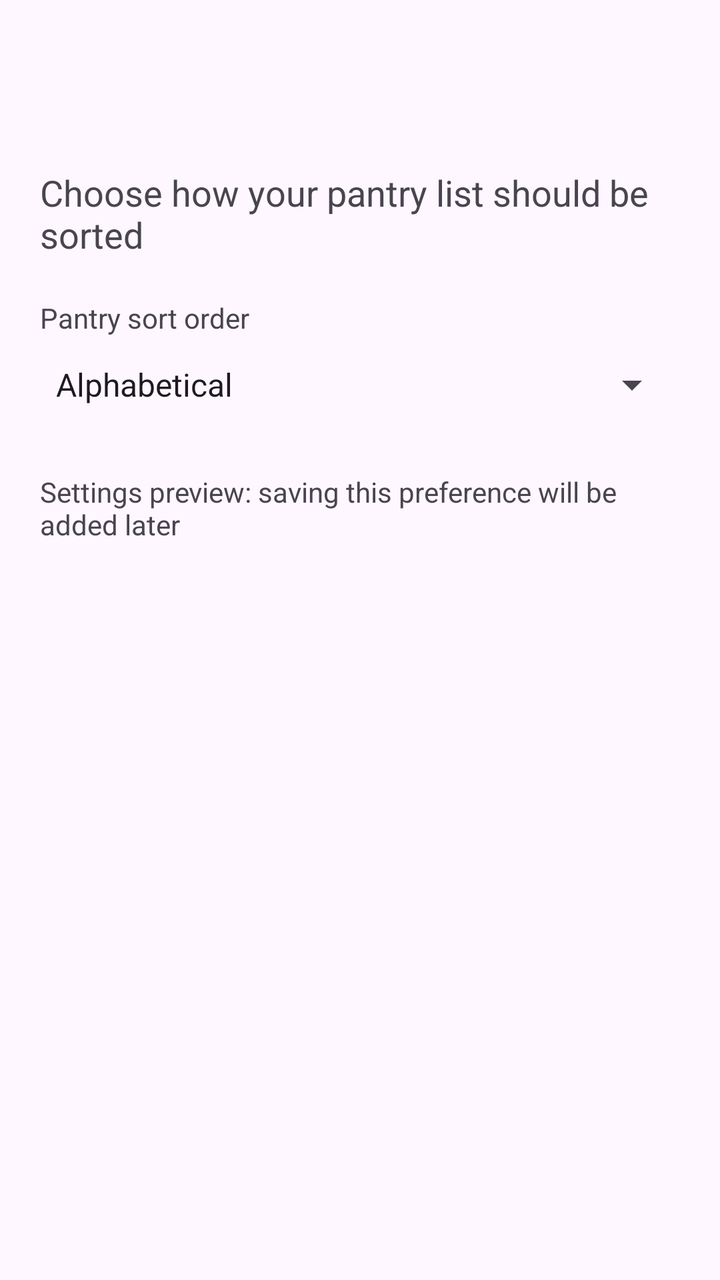
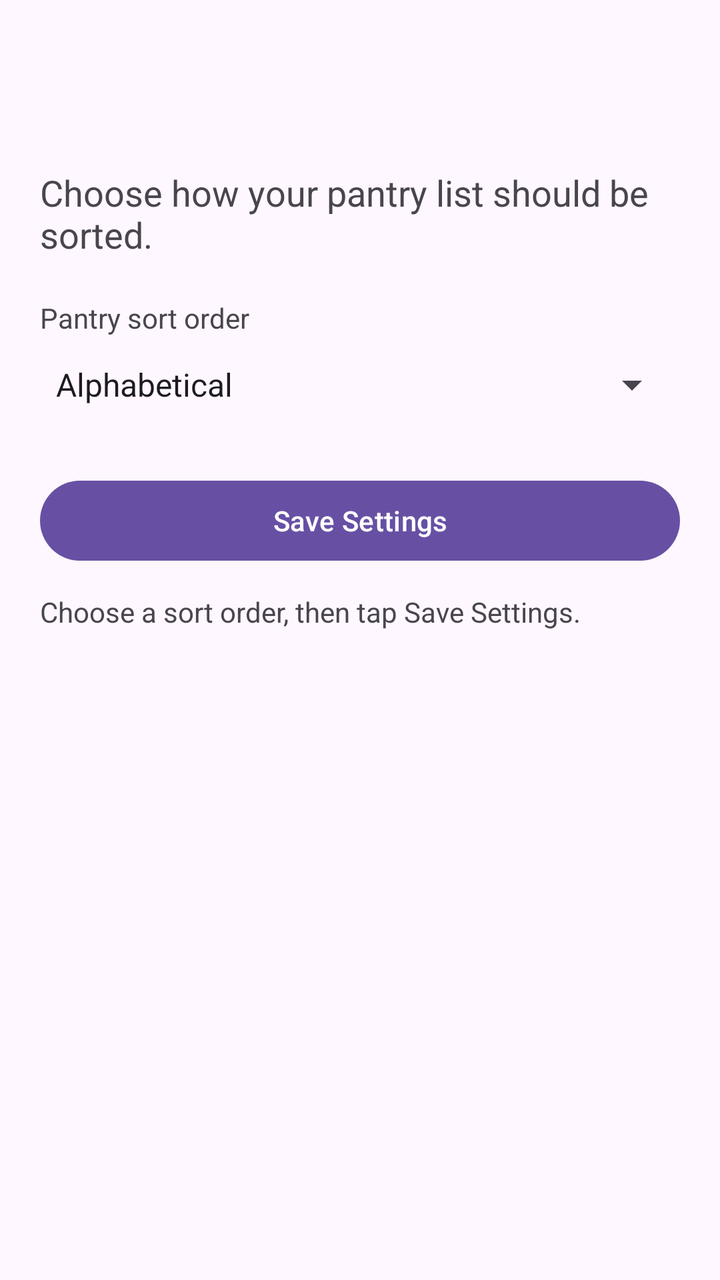

An Android layout rendered at two revisions. The XML below is the earlier revision; the diff shows what the commit changed to produce the second picture.
<!-- AndroidManifest.xml: application theme Theme.MyPantryManage -->
<!-- res/layout/activity_settings.xml -->
<?xml version="1.0" encoding="utf-8"?>
<LinearLayout
    xmlns:android= "http://schemas.android.com/apk/res/android"
    android:id   = "@+id/main"
    android:layout_width=  "match_parent"
    android:layout_height= "match_parent"
    android:orientation=   "vertical">


    
    <include layout = "@layout/view_toolbar" />
    
    <ScrollView
        android:layout_width=   "match_parent"
        android:layout_height= "0dp"
        android:layout_weight= "1"
        android:fillViewport   = "true">


        
        <LinearLayout
            android:layout_width = "match_parent"
            android:layout_height=   "wrap_content"
            android:orientation=  "vertical"
            android:padding= "20dp">
            
            <TextView
                android:layout_width= "match_parent"
                android:layout_height   = "wrap_content"
                android:text = "@string/settings_intro"
                android:textSize=  "18sp" />


            
            <TextView
                android:layout_width   = "match_parent"
                android:layout_height= "wrap_content"
                android:layout_marginTop=   "20dp"
                android:labelFor= "@id/spinner_sort_order"
                android:text   = "@string/pantry_sort_order" />

            
            <Spinner
                android:id =  "@+id/spinner_sort_order"
                android:layout_width= "match_parent"
                android:layout_height =   "wrap_content"
                android:minHeight = "48dp"
                android:entries   = "@array/pantry_sort_options" />


            
            <TextView
                android:layout_width=   "match_parent"
                android:layout_height= "wrap_content"
                android:layout_marginTop   = "20dp"
                android:text=  "@string/settings_preview" />

        </LinearLayout>

    </ScrollView>

</LinearLayout>
<!-- res/layout/view_toolbar.xml (included above) -->
<?xml version = "1.0"  encoding=   "utf-8"?>
<androidx.appcompat.widget.Toolbar
    xmlns:android =   "http://schemas.android.com/apk/res/android"

    android:id= "@+id/toolbar"
    android:layout_width     = "match_parent"
    android:layout_height=    "?attr/actionBarSize"
    android:background = "?attr/colorSurface" />
<!-- resources referenced by this layout -->
<resources>
  <string-array name="pantry_sort_options">
          <item>Alphabetical</item>
          <item>Newest first</item>
      </string-array>
  <string name="pantry_sort_order">Pantry sort order</string>
  <string name="settings_intro">Choose how your pantry list should be sorted</string>
  <string name="settings_preview">Settings preview: saving this preference will be added later</string>
  <style name="Theme.MyPantryManage" parent="Base.Theme.MyPantryManage" />
  <style name="Base.Theme.MyPantryManage" parent="Theme.Material3.DayNight.NoActionBar">
          
          
      </style>
</resources>

<!-- the commit's change to res/layout/activity_settings.xml (unified diff, before → after) -->
@@ -2,11 +2,9 @@
 <LinearLayout
     xmlns:android= "http://schemas.android.com/apk/res/android"
     android:id   = "@+id/main"
-    android:layout_width=  "match_parent"
-    android:layout_height= "match_parent"
+    android:layout_width  =  "match_parent"
+    android:layout_height = "match_parent"
     android:orientation=   "vertical">
-
-
     
     <include layout = "@layout/view_toolbar" />
     
@@ -15,14 +13,14 @@
         android:layout_height= "0dp"
         android:layout_weight= "1"
         android:fillViewport   = "true">
-
-
         
         <LinearLayout
             android:layout_width = "match_parent"
             android:layout_height=   "wrap_content"
             android:orientation=  "vertical"
             android:padding= "20dp">
+
+
             
             <TextView
                 android:layout_width= "match_parent"
@@ -35,29 +33,40 @@
             <TextView
                 android:layout_width   = "match_parent"
                 android:layout_height= "wrap_content"
-                android:layout_marginTop=   "20dp"
+                android:layout_marginTop =   "20dp"
                 android:labelFor= "@id/spinner_sort_order"
                 android:text   = "@string/pantry_sort_order" />
+
 
             
             <Spinner
                 android:id =  "@+id/spinner_sort_order"
                 android:layout_width= "match_parent"
                 android:layout_height =   "wrap_content"
-                android:minHeight = "48dp"
+                android:minHeight= "48dp"
                 android:entries   = "@array/pantry_sort_options" />
+            
+            <Button
+                android:id= "@+id/button_save_settings"
+                android:layout_width   = "match_parent"
+                android:layout_height=  "wrap_content"
+                android:layout_marginTop =   "20dp"
+                android:text= "@string/save_settings" />
 
 
             
             <TextView
-                android:layout_width=   "match_parent"
-                android:layout_height= "wrap_content"
-                android:layout_marginTop   = "20dp"
-                android:text=  "@string/settings_preview" />
+                android:layout_width=  "match_parent"
+                android:layout_height = "wrap_content"
+                android:layout_marginTop= "12dp"
+                android:text   = "@string/settings_help" />
 
         </LinearLayout>
 
+
     </ScrollView>
+
+
 
 </LinearLayout>
 <!-- res/layout/view_toolbar.xml (included above) -->
<!-- resource entries referenced after the edit -->
@@ -5,8 +5,9 @@
           <item>Newest first</item>
       </string-array>
   <string name="pantry_sort_order">Pantry sort order</string>
-  <string name="settings_intro">Choose how your pantry list should be sorted</string>
-  <string name="settings_preview">Settings preview: saving this preference will be added later</string>
+  <string name="save_settings">Save Settings</string>
+  <string name="settings_help">Choose a sort order, then tap Save Settings.</string>
+  <string name="settings_intro">Choose how your pantry list should be sorted.</string>
   <style name="Theme.MyPantryManage" parent="Base.Theme.MyPantryManage" />
   <style name="Base.Theme.MyPantryManage" parent="Theme.Material3.DayNight.NoActionBar">
           
